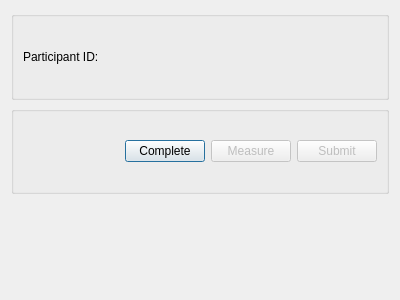
This is src/dialogs/frax_dialog.ui in CLSA/cypress as Qt 5 draws it before an edit. The edited form follows.
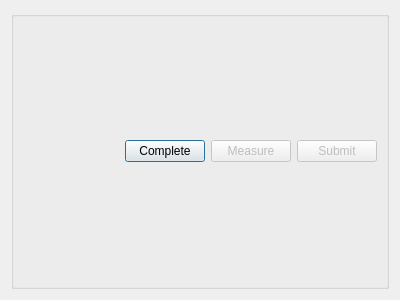
This is the edited form. Custom widgets are drawn as their Qt base class.

The edit to the form file:
```diff
--- a/src/dialogs/frax_dialog.ui
+++ b/src/dialogs/frax_dialog.ui
@@ -14,45 +14,6 @@
    <string>Dialog</string>
   </property>
   <layout class="QVBoxLayout" name="verticalLayout">
-   <item>
-    <widget class="QGroupBox" name="groupBox">
-     <property name="title">
-      <string/>
-     </property>
-     <layout class="QVBoxLayout" name="verticalLayout_5">
-      <item>
-       <layout class="QHBoxLayout" name="horizontalLayout_10">
-        <item>
-         <widget class="QLabel" name="label_7">
-          <property name="sizePolicy">
-           <sizepolicy hsizetype="Minimum" vsizetype="Preferred">
-            <horstretch>0</horstretch>
-            <verstretch>0</verstretch>
-           </sizepolicy>
-          </property>
-          <property name="text">
-           <string>Participant ID:</string>
-          </property>
-         </widget>
-        </item>
-        <item>
-         <widget class="QLabel" name="participantId">
-          <property name="sizePolicy">
-           <sizepolicy hsizetype="Expanding" vsizetype="Preferred">
-            <horstretch>0</horstretch>
-            <verstretch>0</verstretch>
-           </sizepolicy>
-          </property>
-          <property name="text">
-           <string/>
-          </property>
-         </widget>
-        </item>
-       </layout>
-      </item>
-     </layout>
-    </widget>
-   </item>
    <item>
     <widget class="QGroupBox" name="group">
      <property name="sizePolicy">
@@ -108,19 +69,8 @@
      </layout>
     </widget>
    </item>
-   <item>
-    <widget class="MeasureWidget" name="measureWidget" native="true"/>
-   </item>
   </layout>
  </widget>
- <customwidgets>
-  <customwidget>
-   <class>MeasureWidget</class>
-   <extends>QWidget</extends>
-   <header>widgets/MeasureWidget.h</header>
-   <container>1</container>
-  </customwidget>
- </customwidgets>
  <resources/>
  <connections/>
 </ui>
```
